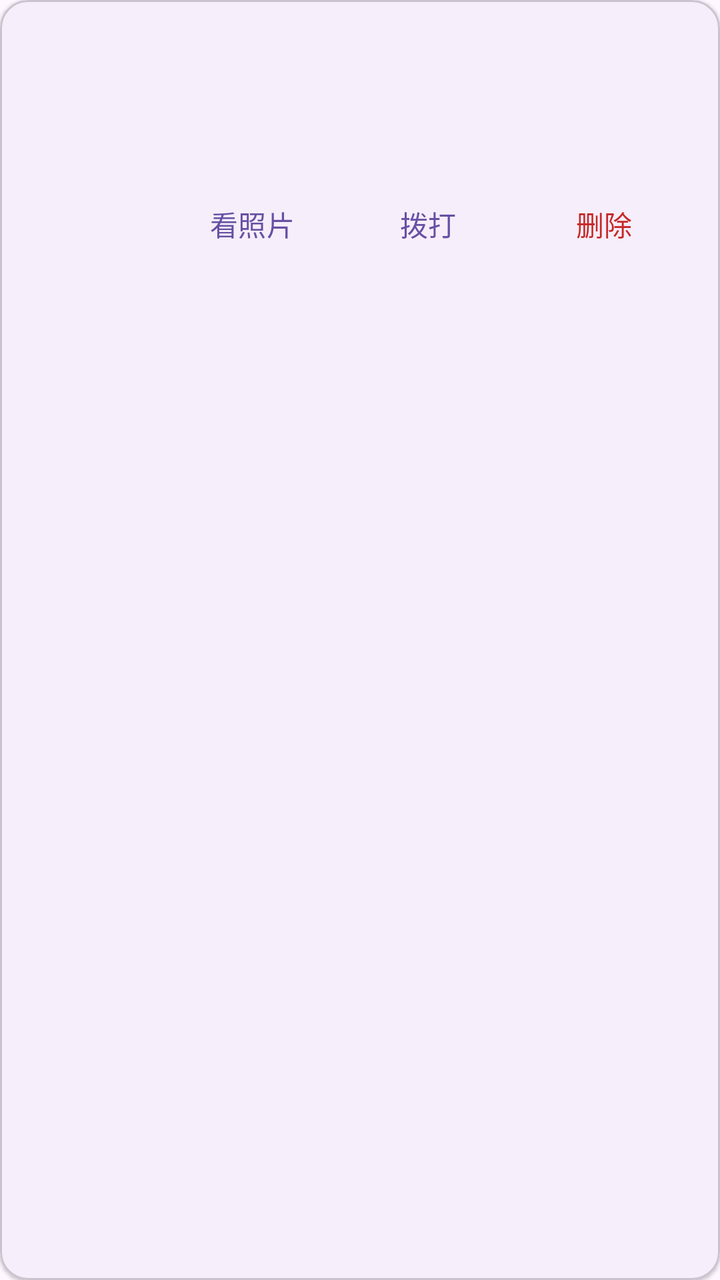
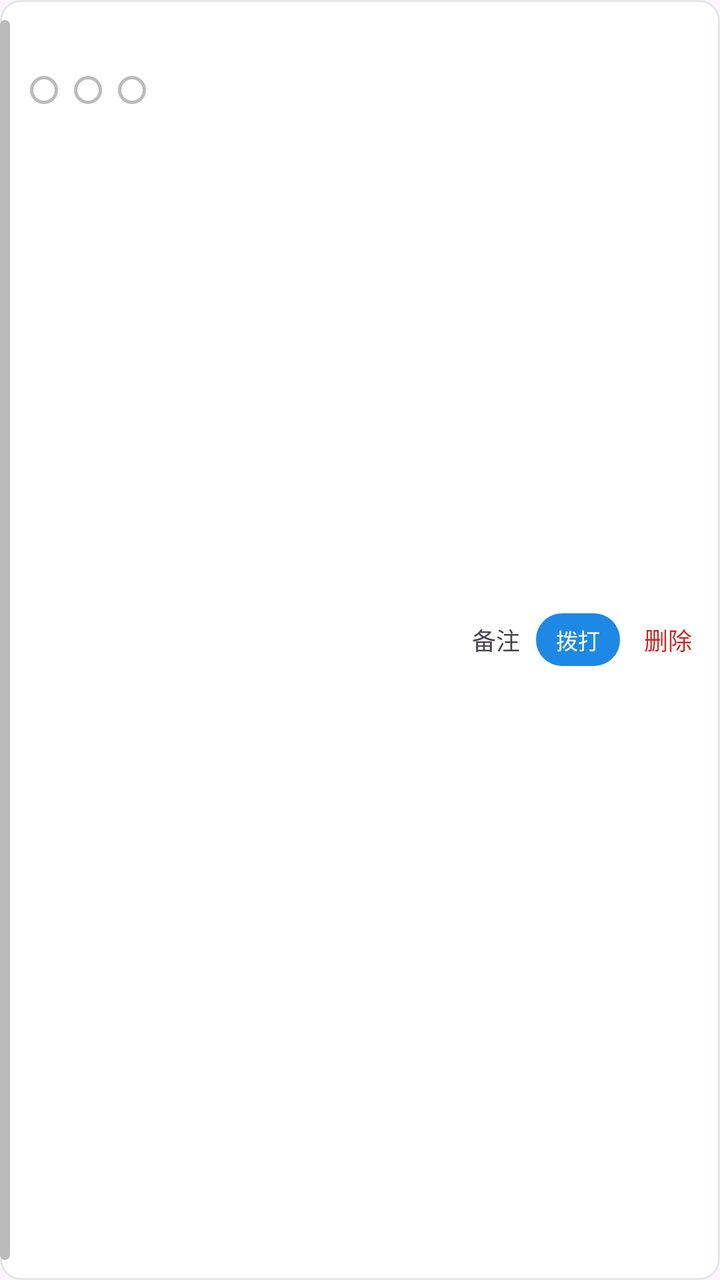

Two renders of the same Android screen: before a commit and after it. Below are the layout's source before the change and the commit's diff.
<!-- AndroidManifest.xml: application theme Theme.ParkPhone -->
<!-- res/layout/item_record.xml -->
<?xml version="1.0" encoding="utf-8"?>
<com.google.android.material.card.MaterialCardView
    xmlns:android="http://schemas.android.com/apk/res/android"
    xmlns:app="http://schemas.android.com/apk/res-auto"
    android:layout_width="match_parent"
    android:layout_height="wrap_content"
    android:layout_marginBottom="10dp"
    app:cardCornerRadius="14dp"
    app:cardElevation="1dp">

    <LinearLayout
        android:layout_width="match_parent"
        android:layout_height="wrap_content"
        android:orientation="vertical"
        android:padding="14dp">

        <TextView
            android:id="@+id/tvTitle"
            android:layout_width="match_parent"
            android:layout_height="wrap_content"
            android:ellipsize="end"
            android:maxLines="1"
            android:textSize="17sp"
            android:textStyle="bold" />

        <TextView
            android:id="@+id/tvPhone"
            android:layout_width="match_parent"
            android:layout_height="wrap_content"
            android:layout_marginTop="2dp"
            android:textSize="16sp"
            android:textColor="?attr/colorPrimary" />

        <TextView
            android:id="@+id/tvTime"
            android:layout_width="match_parent"
            android:layout_height="wrap_content"
            android:layout_marginTop="2dp"
            android:textSize="13sp"
            android:textColor="?android:attr/textColorSecondary" />

        <LinearLayout
            android:layout_width="match_parent"
            android:layout_height="wrap_content"
            android:layout_marginTop="8dp"
            android:gravity="end"
            android:orientation="horizontal">

            <com.google.android.material.button.MaterialButton
                android:id="@+id/btnPhoto"
                style="@style/Widget.Material3.Button.TextButton"
                android:layout_width="wrap_content"
                android:layout_height="wrap_content"
                android:text="@string/photo" />

            <com.google.android.material.button.MaterialButton
                android:id="@+id/btnDial"
                style="@style/Widget.Material3.Button.TextButton"
                android:layout_width="wrap_content"
                android:layout_height="wrap_content"
                android:text="@string/dial" />

            <com.google.android.material.button.MaterialButton
                android:id="@+id/btnDelete"
                style="@style/Widget.Material3.Button.TextButton"
                android:layout_width="wrap_content"
                android:layout_height="wrap_content"
                android:textColor="#C62828"
                android:text="@string/delete" />
        </LinearLayout>
    </LinearLayout>
</com.google.android.material.card.MaterialCardView>
<!-- resources referenced by this layout -->
<resources>
  <string name="delete">删除</string>
  <string name="dial">拨打</string>
  <string name="photo">看照片</string>
  <style name="Theme.ParkPhone" parent="Theme.Material3.DayNight.NoActionBar" />
</resources>

<!-- the commit's change to res/layout/item_record.xml (unified diff, before → after) -->
@@ -1,72 +1,132 @@
 <?xml version="1.0" encoding="utf-8"?>
-<com.google.android.material.card.MaterialCardView
-    xmlns:android="http://schemas.android.com/apk/res/android"
-    xmlns:app="http://schemas.android.com/apk/res-auto"
+<LinearLayout xmlns:android="http://schemas.android.com/apk/res/android"
+    android:id="@+id/cardRoot"
     android:layout_width="match_parent"
     android:layout_height="wrap_content"
-    android:layout_marginBottom="10dp"
-    app:cardCornerRadius="14dp"
-    app:cardElevation="1dp">
+    android:layout_marginBottom="8dp"
+    android:background="@drawable/card_bg"
+    android:orientation="horizontal"
+    android:padding="0dp">
+
+    <View
+        android:id="@+id/colorBar"
+        android:layout_width="5dp"
+        android:layout_height="match_parent"
+        android:layout_marginTop="10dp"
+        android:layout_marginBottom="10dp"
+        android:background="@drawable/color_bar_bg" />
 
     <LinearLayout
-        android:layout_width="match_parent"
+        android:layout_width="0dp"
         android:layout_height="wrap_content"
+        android:layout_weight="1"
         android:orientation="vertical"
-        android:padding="14dp">
-
-        <TextView
-            android:id="@+id/tvTitle"
-            android:layout_width="match_parent"
-            android:layout_height="wrap_content"
-            android:ellipsize="end"
-            android:maxLines="1"
-            android:textSize="17sp"
-            android:textStyle="bold" />
+        android:paddingStart="10dp"
+        android:paddingEnd="4dp"
+        android:paddingTop="10dp"
+        android:paddingBottom="10dp">
 
         <TextView
             android:id="@+id/tvPhone"
             android:layout_width="match_parent"
             android:layout_height="wrap_content"
-            android:layout_marginTop="2dp"
             android:textSize="16sp"
-            android:textColor="?attr/colorPrimary" />
-
-        <TextView
-            android:id="@+id/tvTime"
-            android:layout_width="match_parent"
-            android:layout_height="wrap_content"
-            android:layout_marginTop="2dp"
-            android:textSize="13sp"
-            android:textColor="?android:attr/textColorSecondary" />
+            android:textStyle="bold" />
 
         <LinearLayout
             android:layout_width="match_parent"
             android:layout_height="wrap_content"
-            android:layout_marginTop="8dp"
-            android:gravity="end"
+            android:layout_marginTop="6dp"
+            android:gravity="center_vertical"
             android:orientation="horizontal">
 
-            <com.google.android.material.button.MaterialButton
-                android:id="@+id/btnPhoto"
-                style="@style/Widget.Material3.Button.TextButton"
-                android:layout_width="wrap_content"
+            <View
+                android:id="@+id/dotBlue"
+                android:layout_width="14dp"
+                android:layout_height="14dp"
+                android:background="@drawable/dot_outline" />
+
+            <View
+                android:id="@+id/dotGreen"
+                android:layout_width="14dp"
+                android:layout_height="14dp"
+                android:layout_marginStart="8dp"
+                android:background="@drawable/dot_outline" />
+
+            <View
+                android:id="@+id/dotOrange"
+                android:layout_width="14dp"
+                android:layout_height="14dp"
+                android:layout_marginStart="8dp"
+                android:background="@drawable/dot_outline" />
+
+            <TextView
+                android:id="@+id/tvCount"
+                android:layout_width="0dp"
                 android:layout_height="wrap_content"
-                android:text="@string/photo" />
+                android:layout_weight="1"
+                android:layout_marginStart="10dp"
+                android:textSize="11sp" />
+        </LinearLayout>
 
-            <com.google.android.material.button.MaterialButton
-                android:id="@+id/btnDial"
-                style="@style/Widget.Material3.Button.TextButton"
-                android:layout_width="wrap_content"
-                android:layout_height="wrap_content"
-                android:text="@string/dial" />
+        <TextView
+            android:id="@+id/tvNote"
+            android:layout_width="match_parent"
+            android:layout_height="wrap_content"
+            android:layout_marginTop="4dp"
+            android:maxLines="2"
+            android:ellipsize="end"
+            android:textSize="11sp"
+            android:visibility="gone" />
+    </LinearLayout>
 
-            <com.google.android.material.button.MaterialButton
-                android:id="@+id/btnDelete"
-                style="@style/Widget.Material3.Button.TextButton"
-                android:layout_width="wrap_content"
-                android:layout_height="wrap_content"
-                android:textColor="#C62828"
-                android:text="@string/delete" />
-        </LinearLayout>
+    <LinearLayout
+        android:layout_width="wrap_content"
+        android:layout_height="wrap_content"
+        android:layout_gravity="center_vertical"
+        android:gravity="center_vertical"
+        android:orientation="horizontal"
+        android:paddingEnd="8dp">
+
+        <TextView
+            android:id="@+id/btnNote"
+            android:layout_width="wrap_content"
+            android:layout_height="wrap_content"
+            android:padding="6dp"
+            android:text="@string/note_hint"
+            android:textSize="12sp" />
+
+        <TextView
+            android:id="@+id/btnRestore"
+            android:layout_width="wrap_content"
+            android:layout_height="wrap_content"
+            android:padding="6dp"
+            android:text="@string/restore"
+            android:textSize="12sp"
+            android:visibility="gone" />
+
+        <TextView
+            android:id="@+id/btnDial"
+            android:layout_width="wrap_content"
+            android:layout_height="wrap_content"
+            android:layout_marginStart="2dp"
+            android:background="@drawable/pill_bg"
+            android:paddingStart="10dp"
+            android:paddingEnd="10dp"
+            android:paddingTop="5dp"
+            android:paddingBottom="5dp"
+            android:text="@string/dial"
+            android:textColor="#FFFFFF"
+            android:textSize="11sp" />
+
+        <TextView
+            android:id="@+id/btnDelete"
+            android:layout_width="wrap_content"
+            android:layout_height="wrap_content"
+            android:layout_marginStart="6dp"
+            android:padding="6dp"
+            android:text="@string/delete"
+            android:textColor="@color/danger_red"
+            android:textSize="12sp" />
     </LinearLayout>
-</com.google.android.material.card.MaterialCardView>
+</LinearLayout>
<!-- resource entries referenced after the edit -->
@@ -1,8 +1,35 @@
 <!-- resources referenced by this layout -->
 <resources>
+  <color name="danger_red">#C62828</color>
+  <!-- drawable card_bg (drawable) -->
+  <?xml version="1.0" encoding="utf-8"?>
+  <shape xmlns:android="http://schemas.android.com/apk/res/android" android:shape="rectangle">
+      <corners android:radius="10dp" />
+      <solid android:color="#FFFFFF" />
+      <stroke android:width="1dp" android:color="#E3E6EA" />
+  </shape>
+  <!-- drawable color_bar_bg (drawable) -->
+  <?xml version="1.0" encoding="utf-8"?>
+  <shape xmlns:android="http://schemas.android.com/apk/res/android" android:shape="rectangle">
+      <corners android:radius="2.5dp" />
+      <solid android:color="#BBBBBB" />
+  </shape>
+  <!-- drawable dot_outline (drawable) -->
+  <?xml version="1.0" encoding="utf-8"?>
+  <shape xmlns:android="http://schemas.android.com/apk/res/android" android:shape="oval">
+      <solid android:color="#00000000" />
+      <stroke android:width="1.5dp" android:color="#BBBBBB" />
+  </shape>
+  <!-- drawable pill_bg (drawable) -->
+  <?xml version="1.0" encoding="utf-8"?>
+  <shape xmlns:android="http://schemas.android.com/apk/res/android" android:shape="rectangle">
+      <corners android:radius="13dp" />
+      <solid android:color="#1E88E5" />
+  </shape>
   <string name="delete">删除</string>
   <string name="dial">拨打</string>
-  <string name="photo">看照片</string>
+  <string name="note_hint">备注</string>
+  <string name="restore">恢复</string>
   <style name="Theme.ParkPhone" parent="Theme.Material3.DayNight.NoActionBar" />
 </resources>
 
